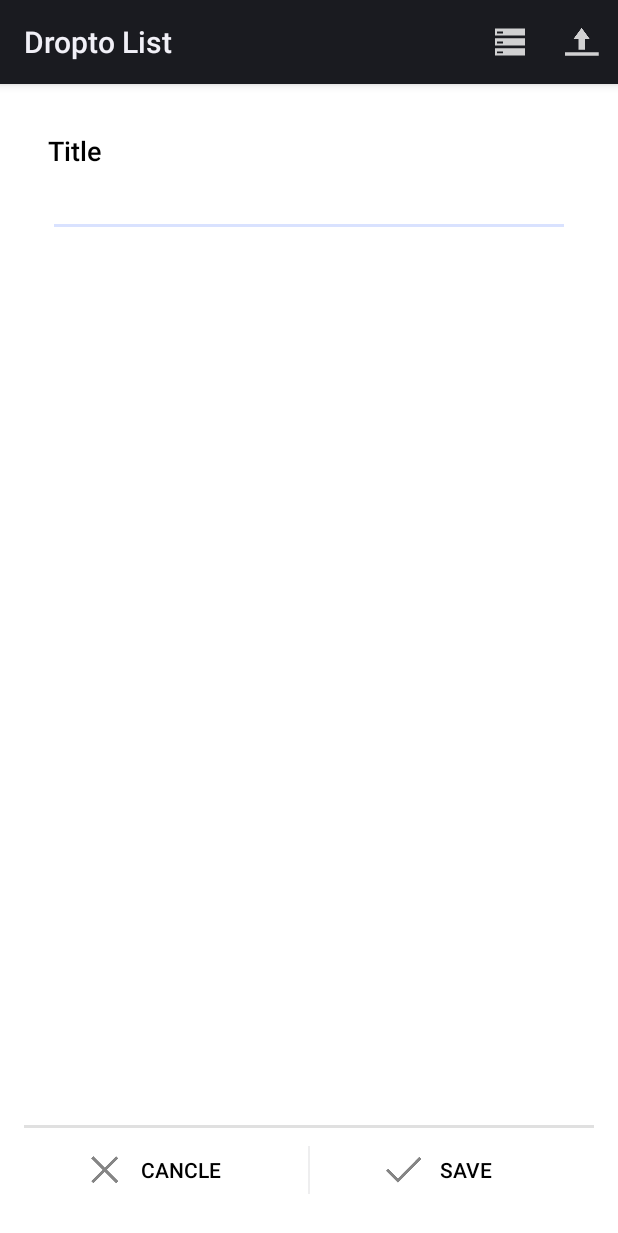
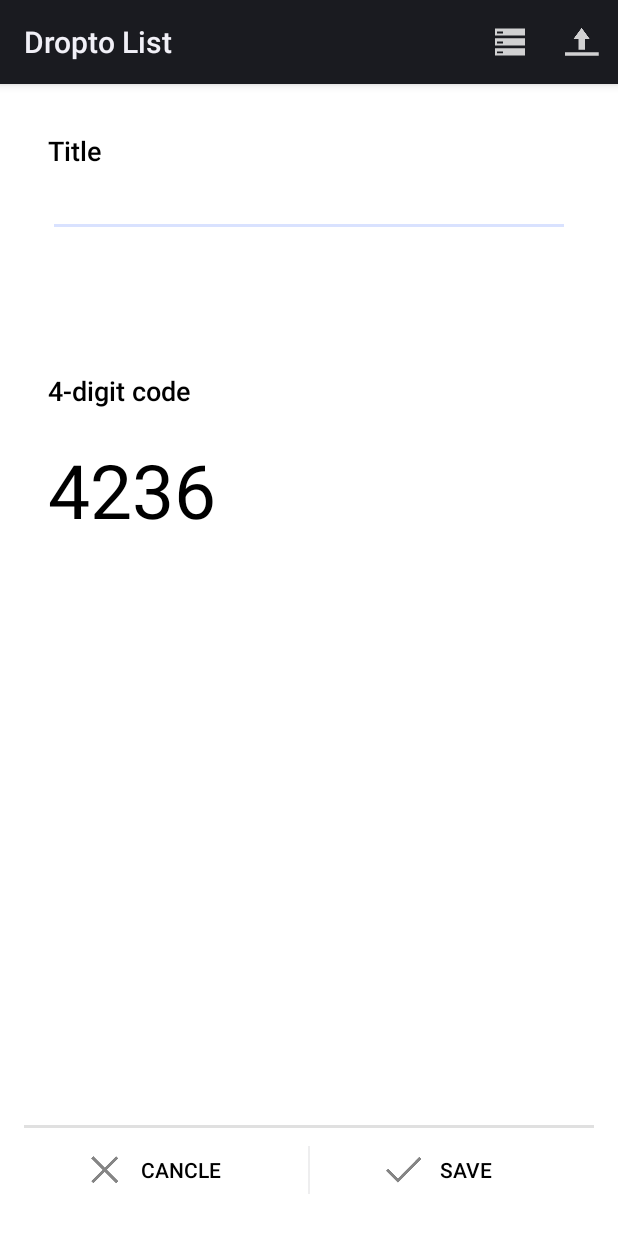
Before and after one commit to nurimelia/DropTo, an Android app: the DroptoCreateFolder screen opened directly, with no data from a screen before it, on a phone screen of 412 x 824 dp. Shown: the top 1233 px of the screen. Run offline under Robolectric (Android 15) with nearby library versions, the phone set to English and light mode, and no system bars.

Commit message:
generate 4-digit random code

```diff
--- a/app/src/main/java/com/teratotech/dropto/DropToFolder.java
+++ b/app/src/main/java/com/teratotech/dropto/DropToFolder.java
@@ -19,4 +19,11 @@ public class DropToFolder extends ParseObject {
     public void setTitleF(String foldername){
         put("folderName", foldername);
     }
+
+    public String getCode(){
+        return getString("code");
+    }
+    public void setCode(String code){
+        put("code", code);
+    }
 }
--- a/app/src/main/java/com/teratotech/dropto/DroptoCreateFolder.java
+++ b/app/src/main/java/com/teratotech/dropto/DroptoCreateFolder.java
@@ -1,12 +1,14 @@
 package com.teratotech.dropto;
 
 import android.app.Activity;
+import android.content.Intent;
 import android.graphics.Bitmap;
 import android.graphics.BitmapFactory;
 import android.os.Bundle;
 import android.view.Menu;
 import android.view.MenuItem;
 import android.view.View;
+import android.widget.Button;
 import android.widget.EditText;
 import android.widget.FrameLayout;
 import android.widget.TextView;
@@ -19,6 +21,7 @@ import com.parse.SaveCallback;
 
 import java.io.ByteArrayOutputStream;
 import java.util.Date;
+import java.util.Random;
 
 
 public class DroptoCreateFolder extends Activity {
@@ -27,6 +30,12 @@ public class DroptoCreateFolder extends Activity {
     private DropToFolder dropToF;
     private FrameLayout saveButton;
     private TextView FolderName;
+    private TextView Code;
+
+
+    public  static int[] randomNumbers=new int[4];
+    public static byte[] fourDigits=new byte[4];
+    private  static boolean status=true;
 
     @Override
     protected void onCreate(Bundle savedInstanceState) {
@@ -34,7 +43,48 @@ public class DroptoCreateFolder extends Activity {
         setContentView(R.layout.activity_dropto_create_folder);
 
 
+        final Random myRandom = new Random();
+        genRandomNumbers();
+        while (status) ;
+
+        for (int i : randomNumbers) {
+            System.out.println(i);
+        }
+        System.out.println("four digit random number : " + new String(fourDigits));
+
+      final TextView textGenerateNumber = (TextView)findViewById(R.id.generatenumber);
+        textGenerateNumber.setText(String.valueOf(myRandom.nextInt(10000)));
+    }
+
+    public  void genRandomNumbers() {
+        new Thread(new Runnable() {
+
+            @Override
+            public void run() {
+
+                Random random=new Random();
+                while(true) {
+
+                    for(int i=0; i<4 ;i++) {
+                        randomNumbers[i]=random.nextInt();
+                        fourDigits[i]= (byte) random.nextInt();
+                    }
+                    status=false;
+                    try {
+                        Thread.sleep(30000);
+                    } catch (InterruptedException e) {
+                        e.printStackTrace();
+                    }
+
+                }
+
+            }
+        }).start();
+
+
         FolderName = ((EditText) findViewById(R.id.droptocreate_title));
+       // Code = ((EditText) findViewById(R.id.generatenumber));
+        final TextView textGenerateNumber = (TextView)findViewById(R.id.generatenumber);
 
         saveButton = ((FrameLayout) findViewById(R.id.action_save));
         saveButton.setOnClickListener(new View.OnClickListener() {
@@ -44,6 +94,7 @@ public class DroptoCreateFolder extends Activity {
                 // When the user clicks "Save," upload the foldername to Parse / Add data to the dropto object:
                 dropToF.setTitleF(FolderName.getText().toString());
 
+                dropToF.setCode(textGenerateNumber.getText().toString());
 
                 // Save the DroptoFolder file and return
                 dropToF.saveInBackground(new SaveCallback() {
@@ -76,12 +127,12 @@ public class DroptoCreateFolder extends Activity {
                 finish();
             }
         });
+
         return ;
-
     }
 
 
-    @Override
+  @Override
     public boolean onCreateOptionsMenu(Menu menu) {
         // Inflate the menu; this adds items to the action bar if it is present.
         getMenuInflater().inflate(R.menu.dropto_create_folder, menu);
--- a/app/src/main/res/layout/activity_dropto_create_folder.xml
+++ b/app/src/main/res/layout/activity_dropto_create_folder.xml
@@ -94,6 +94,25 @@
                 android:textColor="#000000"/>
 
 
+            <TextView
+                android:layout_width="match_parent"
+                android:layout_height="wrap_content"
+                android:textAppearance="?android:attr/textAppearanceMedium"
+                android:text="4-digit code"
+                android:textColor="#000000"
+                android:layout_marginTop="90dp"/>
+
+            <TextView
+                android:layout_width="fill_parent"
+                android:layout_height="wrap_content"
+                android:id="@+id/generatenumber"
+                android:textSize="50dp"
+                android:layout_marginTop="20dp"
+                android:textColor="#000000"
+                />
+
+
+
         </LinearLayout>
 
 </RelativeLayout>
```
Also changed, not shown: app/src/main/java/com/teratotech/dropto/MainActivity.java (+5 -5 lines).
